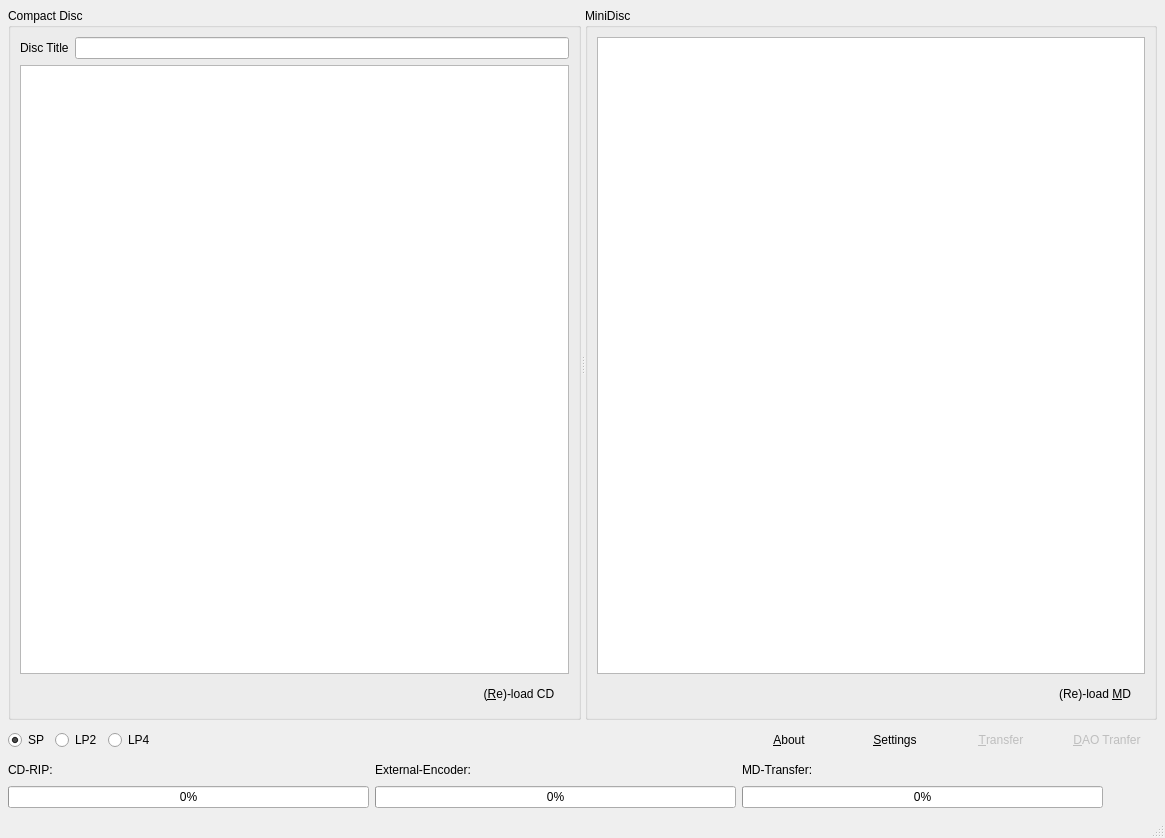
Above: mainwindow.ui from Jo2003/cd2netmd_gui before the change. Below: the same form after it.
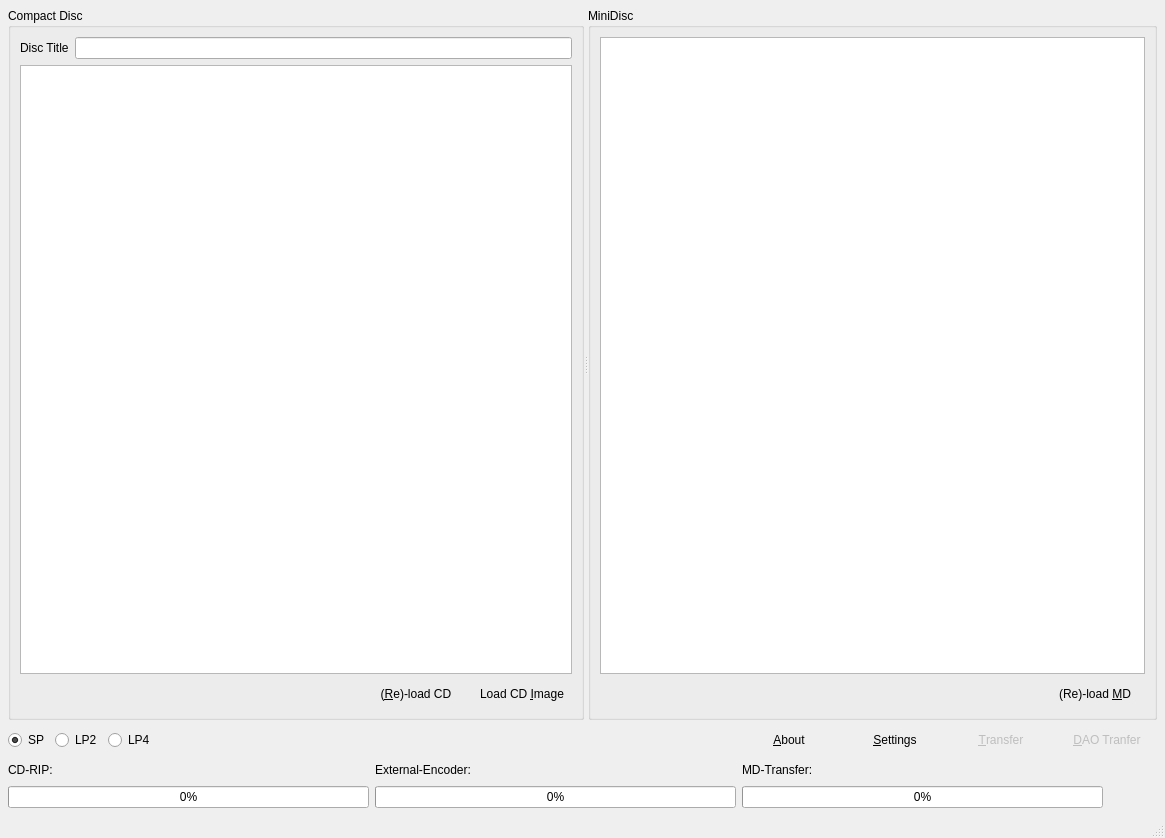
That is the form after the change. Icons and pictures are not drawn. Custom widgets are drawn as their Qt base class.

Commit message: try some image loading

Diff of the .ui file:
```diff
--- a/mainwindow.ui
+++ b/mainwindow.ui
@@ -122,6 +122,22 @@
             </property>
            </widget>
           </item>
+          <item>
+           <widget class="QPushButton" name="pushLoadImg">
+            <property name="minimumSize">
+             <size>
+              <width>100</width>
+              <height>28</height>
+             </size>
+            </property>
+            <property name="text">
+             <string>Load CD &amp;Image</string>
+            </property>
+            <property name="flat">
+             <bool>true</bool>
+            </property>
+           </widget>
+          </item>
          </layout>
         </item>
        </layout>
```
Left out of the diff: 2 changed lines with no effect on the pictures. The commit also changes 4 other files.
